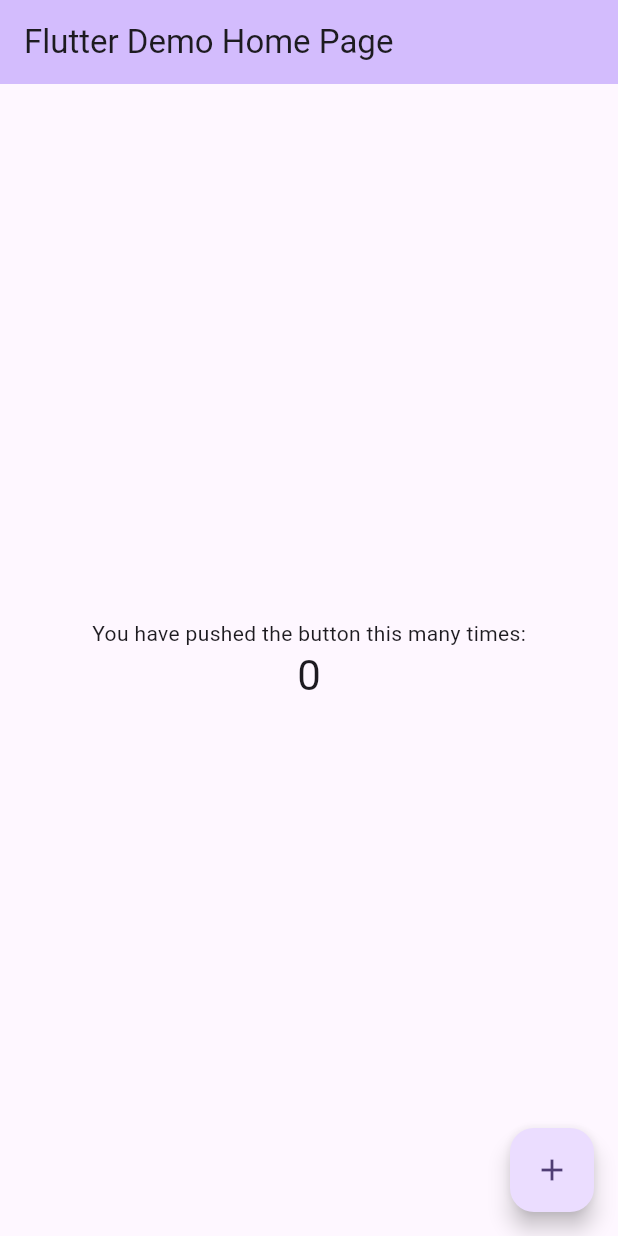
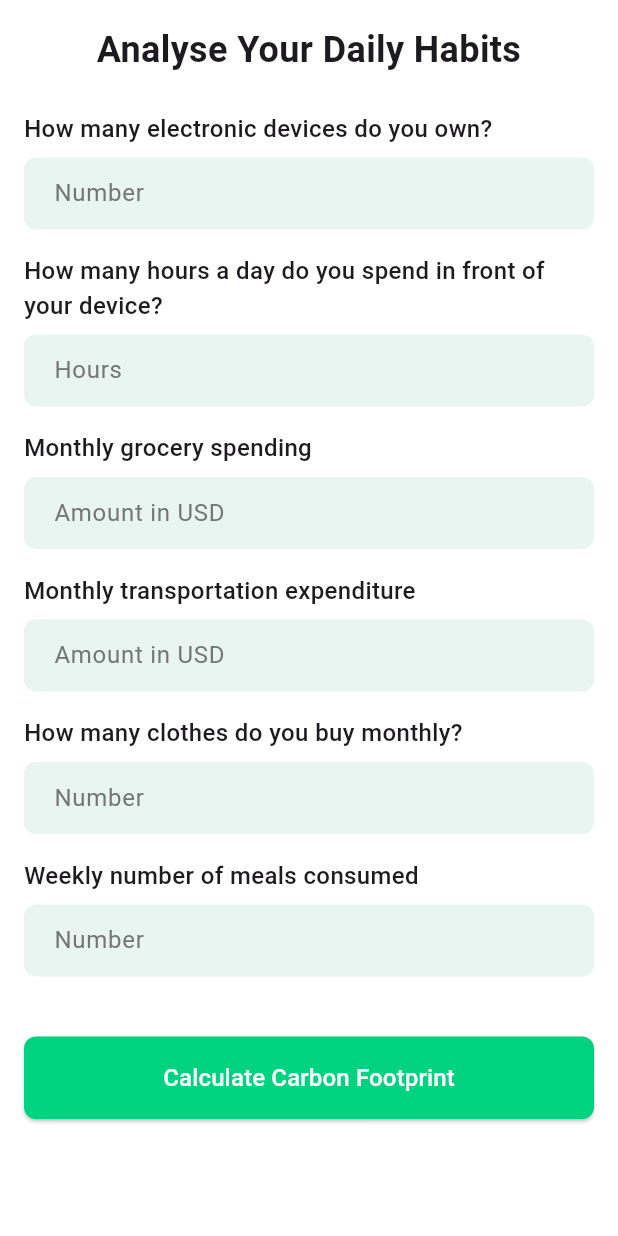
Before and after one commit to eadewusic/ML-Flutter_Projects, a Flutter app: the screen it shows after launch, on a phone screen of 412 x 824 dp. Run offline on Flutter 3.47's test engine with Material 3 defaults, Android fonts, the phone set to English and light mode, and no system bars.

Commit message:
added both screens

```diff
--- a/carbon_footprint_tracker/lib/main.dart
+++ b/carbon_footprint_tracker/lib/main.dart
@@ -1,125 +1,28 @@
-import 'package:flutter/material.dart';
+import 'package:flutter/material.dart'; // Importing the Material Design package for Flutter.
+import 'screens/user_input.dart'; // Importing the User Input screen.
 
 void main() {
-  runApp(const MyApp());
+  runApp(
+      const MyApp()); // Entry point of the application, runs the MyApp widget.
 }
 
 class MyApp extends StatelessWidget {
-  const MyApp({super.key});
+  const MyApp(
+      {super.key}); // Constructor for MyApp, allowing optional key parameter.
 
-  // This widget is the root of your application.
   @override
   Widget build(BuildContext context) {
+    // Building the widget tree for the app.
     return MaterialApp(
-      title: 'Flutter Demo',
+      title: 'Carbon Footprint Calculator', // Title of the application.
       theme: ThemeData(
-        // This is the theme of your application.
-        //
-        // TRY THIS: Try running your application with "flutter run". You'll see
-        // the application has a purple toolbar. Then, without quitting the app,
-        // try changing the seedColor in the colorScheme below to Colors.green
-        // and then invoke "hot reload" (save your changes or press the "hot
-        // reload" button in a Flutter-supported IDE, or press "r" if you used
-        // the command line to start the app).
-        //
-        // Notice that the counter didn't reset back to zero; the application
-        // state is not lost during the reload. To reset the state, use hot
-        // restart instead.
-        //
-        // This works for code too, not just values: Most code changes can be
-        // tested with just a hot reload.
-        colorScheme: ColorScheme.fromSeed(seedColor: Colors.deepPurple),
-        useMaterial3: true,
+        primarySwatch:
+            Colors.green, // Setting the primary color theme to green.
+        scaffoldBackgroundColor:
+            Colors.white, // Setting the background color for the scaffold.
       ),
-      home: const MyHomePage(title: 'Flutter Demo Home Page'),
+      home:
+          const DailyHabitsScreen(), // Setting the default screen to DailyHabitsScreen.
     );
   }
 }
-
-class MyHomePage extends StatefulWidget {
-  const MyHomePage({super.key, required this.title});
-
-  // This widget is the home page of your application. It is stateful, meaning
-  // that it has a State object (defined below) that contains fields that affect
-  // how it looks.
-
-  // This class is the configuration for the state. It holds the values (in this
-  // case the title) provided by the parent (in this case the App widget) and
-  // used by the build method of the State. Fields in a Widget subclass are
-  // always marked "final".
-
-  final String title;
-
-  @override
-  State<MyHomePage> createState() => _MyHomePageState();
-}
-
-class _MyHomePageState extends State<MyHomePage> {
-  int _counter = 0;
-
-  void _incrementCounter() {
-    setState(() {
-      // This call to setState tells the Flutter framework that something has
-      // changed in this State, which causes it to rerun the build method below
-      // so that the display can reflect the updated values. If we changed
-      // _counter without calling setState(), then the build method would not be
-      // called again, and so nothing would appear to happen.
-      _counter++;
-    });
-  }
-
-  @override
-  Widget build(BuildContext context) {
-    // This method is rerun every time setState is called, for instance as done
-    // by the _incrementCounter method above.
-    //
-    // The Flutter framework has been optimized to make rerunning build methods
-    // fast, so that you can just rebuild anything that needs updating rather
-    // than having to individually change instances of widgets.
-    return Scaffold(
-      appBar: AppBar(
-        // TRY THIS: Try changing the color here to a specific color (to
-        // Colors.amber, perhaps?) and trigger a hot reload to see the AppBar
-        // change color while the other colors stay the same.
-        backgroundColor: Theme.of(context).colorScheme.inversePrimary,
-        // Here we take the value from the MyHomePage object that was created by
-        // the App.build method, and use it to set our appbar title.
-        title: Text(widget.title),
-      ),
-      body: Center(
-        // Center is a layout widget. It takes a single child and positions it
-        // in the middle of the parent.
-        child: Column(
-          // Column is also a layout widget. It takes a list of children and
-          // arranges them vertically. By default, it sizes itself to fit its
-          // children horizontally, and tries to be as tall as its parent.
-          //
-          // Column has various properties to control how it sizes itself and
-          // how it positions its children. Here we use mainAxisAlignment to
-          // center the children vertically; the main axis here is the vertical
-          // axis because Columns are vertical (the cross axis would be
-          // horizontal).
-          //
-          // TRY THIS: Invoke "debug painting" (choose the "Toggle Debug Paint"
-          // action in the IDE, or press "p" in the console), to see the
-          // wireframe for each widget.
-          mainAxisAlignment: MainAxisAlignment.center,
-          children: <Widget>[
-            const Text(
-              'You have pushed the button this many times:',
-            ),
-            Text(
-              '$_counter',
-              style: Theme.of(context).textTheme.headlineMedium,
-            ),
-          ],
-        ),
-      ),
-      floatingActionButton: FloatingActionButton(
-        onPressed: _incrementCounter,
-        tooltip: 'Increment',
-        child: const Icon(Icons.add),
-      ), // This trailing comma makes auto-formatting nicer for build methods.
-    );
-  }
-}
--- /dev/null
+++ b/carbon_footprint_tracker/lib/screens/user_input.dart
@@ -0,0 +1,267 @@
+import 'package:flutter/material.dart';
+import 'package:flutter/rendering.dart';
+import 'analysis.dart';
+
+// Main widget for the Daily Habits screen
+class DailyHabitsScreen extends StatefulWidget {
+  const DailyHabitsScreen({super.key});
+
+  @override
+  State<DailyHabitsScreen> createState() => _DailyHabitsScreenState();
+}
+
+// State class for DailyHabitsScreen
+class _DailyHabitsScreenState extends State<DailyHabitsScreen> {
+  // Key for form validation
+  final _formKey = GlobalKey<FormState>();
+  // Controller for scrolling
+  final _scrollController = ScrollController();
+
+  // Text editing controllers for input fields
+  final _devicesController = TextEditingController();
+  final _hoursController = TextEditingController();
+  final _groceryController = TextEditingController();
+  final _transportController = TextEditingController();
+  final _clothesController = TextEditingController();
+  final _mealsController = TextEditingController();
+
+  // Focus nodes for input fields to manage focus
+  final _focusNodes = List.generate(6, (index) => FocusNode());
+
+  @override
+  void initState() {
+    super.initState();
+    // Adding listeners to focus nodes to scroll to the focused input field
+    for (var node in _focusNodes) {
+      node.addListener(() {
+        if (node.hasFocus) {
+          _scrollToFocusedField(node);
+        }
+      });
+    }
+  }
+
+  // Function to scroll to the focused input field
+  void _scrollToFocusedField(FocusNode focusNode) {
+    Future.delayed(const Duration(milliseconds: 300), () {
+      if (!mounted) return; // Check if the widget is still in the tree
+
+      final RenderObject? renderObject = context.findRenderObject();
+      RenderAbstractViewport.of(renderObject); // Get the viewport
+
+      // Animate the scroll to the focused field
+      _scrollController.animateTo(
+        _scrollController.position.maxScrollExtent *
+            (_focusNodes.indexOf(focusNode) / _focusNodes.length),
+        duration: const Duration(milliseconds: 300),
+        curve: Curves.easeInOut,
+      );
+    });
+  }
+
+  @override
+  void dispose() {
+    // Dispose of controllers and focus nodes to free up resources
+    _scrollController.dispose();
+    for (var controller in [
+      _devicesController,
+      _hoursController,
+      _groceryController,
+      _transportController,
+      _clothesController,
+      _mealsController,
+    ]) {
+      controller.dispose();
+    }
+    for (var node in _focusNodes) {
+      node.dispose();
+    }
+    super.dispose();
+  }
+
+  @override
+  Widget build(BuildContext context) {
+    return GestureDetector(
+      // Dismiss keyboard when tapping outside of the text fields
+      onTap: () => FocusScope.of(context).unfocus(),
+      child: Scaffold(
+        body: SafeArea(
+          child: SingleChildScrollView(
+            controller: _scrollController, // Attach scroll controller
+            physics: const ClampingScrollPhysics(),
+            child: Padding(
+              padding: const EdgeInsets.all(16.0),
+              child: Form(
+                key: _formKey, // Assign form key for validation
+                child: Column(
+                  crossAxisAlignment: CrossAxisAlignment.stretch,
+                  children: [
+                    const Text(
+                      'Analyse Your Daily Habits',
+                      style: TextStyle(
+                        fontSize: 24,
+                        fontWeight: FontWeight.bold,
+                      ),
+                      textAlign: TextAlign.center,
+                    ),
+                    const SizedBox(height: 24),
+                    // Input fields for various habits
+                    _buildInputField(
+                      'How many electronic devices do you own?',
+                      _devicesController,
+                      'Number',
+                      _focusNodes[0],
+                      TextInputType.number,
+                      _focusNodes[1],
+                    ),
+                    _buildInputField(
+                      'How many hours a day do you spend in front of your device?',
+                      _hoursController,
+                      'Hours',
+                      _focusNodes[1],
+                      const TextInputType.numberWithOptions(decimal: true),
+                      _focusNodes[2],
+                    ),
+                    _buildInputField(
+                      'Monthly grocery spending',
+                      _groceryController,
+                      'Amount in USD',
+                      _focusNodes[2],
+                      const TextInputType.numberWithOptions(decimal: true),
+                      _focusNodes[3],
+                    ),
+                    _buildInputField(
+                      'Monthly transportation expenditure',
+                      _transportController,
+                      'Amount in USD',
+                      _focusNodes[3],
+                      const TextInputType.numberWithOptions(decimal: true),
+                      _focusNodes[4],
+                    ),
+                    _buildInputField(
+                      'How many clothes do you buy monthly?',
+                      _clothesController,
+                      'Number',
+                      _focusNodes[4],
+                      TextInputType.number,
+                      _focusNodes[5],
+                    ),
+                    _buildInputField(
+                      'Weekly number of meals consumed',
+                      _mealsController,
+                      'Number',
+                      _focusNodes[5],
+                      TextInputType.number,
+                      null,
+                    ),
+                    const SizedBox(height: 24),
+                    // Submit button for calculating carbon footprint
+                    ElevatedButton(
+                      onPressed: _submitForm,
+                      style: ElevatedButton.styleFrom(
+                        backgroundColor: const Color(0xFF00D37F),
+                        padding: const EdgeInsets.symmetric(vertical: 16),
+                        shape: RoundedRectangleBorder(
+                          borderRadius: BorderRadius.circular(8),
+                        ),
+                      ),
+                      child: const Text(
+                        'Calculate Carbon Footprint',
+                        style: TextStyle(
+                          color: Colors.white,
+                          fontSize: 16,
+                        ),
+                      ),
+                    ),
+                  ],
+                ),
+              ),
+            ),
+          ),
+        ),
+      ),
+    );
+  }
+
+  // Helper function to build input fields
+  Widget _buildInputField(
+    String label,
+    TextEditingController controller,
+    String hint,
+    FocusNode focusNode,
+    TextInputType keyboardType,
+    FocusNode? nextFocusNode,
+  ) {
+    return Padding(
+      padding: const EdgeInsets.only(bottom: 16.0),
+      child: Column(
+        crossAxisAlignment: CrossAxisAlignment.start,
+        children: [
+          Text(
+            label,
+            style: const TextStyle(
+              fontSize: 16,
+              fontWeight: FontWeight.w500,
+            ),
+          ),
+          const SizedBox(height: 8),
+          TextFormField(
+            controller: controller,
+            focusNode: focusNode,
+            keyboardType: keyboardType,
+            textInputAction: nextFocusNode != null
+                ? TextInputAction.next
+                : TextInputAction.done,
+            onFieldSubmitted: (_) {
+              // Move to the next focus node if it exists
+              if (nextFocusNode != null) {
+                FocusScope.of(context).requestFocus(nextFocusNode);
+              }
+            },
+            decoration: InputDecoration(
+              filled: true,
+              fillColor: const Color(0xFFE8F5F1),
+              hintText: hint,
+              hintStyle: TextStyle(
+                color: Colors.grey[600],
+              ),
+              border: OutlineInputBorder(
+                borderRadius: BorderRadius.circular(8),
+                borderSide: BorderSide.none,
+              ),
+              contentPadding: const EdgeInsets.symmetric(
+                horizontal: 16,
+                vertical: 12,
+              ),
+            ),
+            // Validation for input fields
+            validator: (value) {
+              if (value == null || value.isEmpty) {
+                return 'Please enter a value'; // Check for empty input
+              }
+              if (double.tryParse(value) == null) {
+                return 'Please enter a valid number'; // Check for valid number
+              }
+              return null; // Validation passed
+            },
+          ),
+        ],
+      ),
+    );
+  }
+
+  // Function to handle form submission
+  void _submitForm() {
+    if (_formKey.currentState!.validate()) {
+      // Validate form
+      FocusScope.of(context).unfocus(); // Dismiss keyboard
+      // Navigate to Carbon Footprint screen
+      Navigator.push(
+        context,
+        MaterialPageRoute(
+          builder: (context) => const CarbonFootprintScreen(),
+        ),
+      );
+    }
+  }
+}
```
Also changed, not shown: carbon_footprint_tracker/lib/screens/analysis.dart (added, +183 -0 lines), 1 other file.
